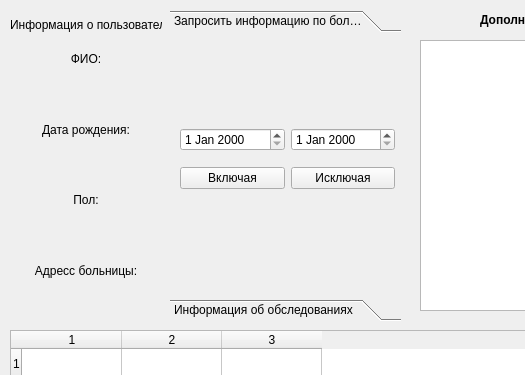
Before: the Qt Designer form client/gui/ui/user_window.ui in Banifest/HospitalDB, drawn with Qt 5; both pictures show x 0 to 525 and y 0 to 375 of the 734 by 632 pixel window.
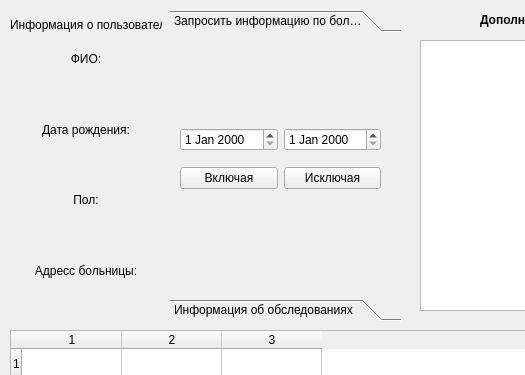
After: the same form once the commit is applied. The open tabs and pages were chosen to show the change. Icons and pictures are not drawn.

What changed in the file:
```diff
--- a/client/gui/ui/user_window.ui
+++ b/client/gui/ui/user_window.ui
@@ -1369,8 +1369,8 @@
                  <rect>
                      <x>0</x>
                      <y>0</y>
-                     <width>100</width>
-                     <height>30</height>
+                     <width>221</width>
+                     <height>247</height>
                  </rect>
              </property>
              <attribute name="label">
@@ -1381,7 +1381,7 @@
                      <rect>
                          <x>10</x>
                          <y>80</y>
-                         <width>215</width>
+                         <width>201</width>
                          <height>81</height>
                      </rect>
                  </property>
```
Left out of the diff: 2 changed lines with no effect on the pictures.
